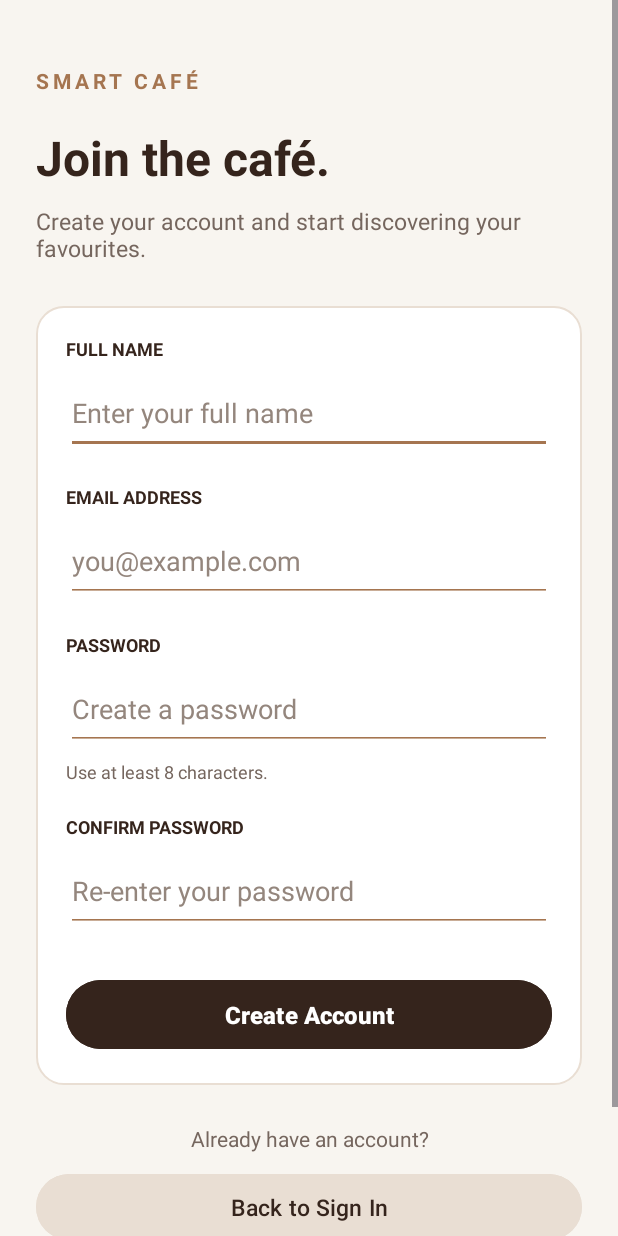
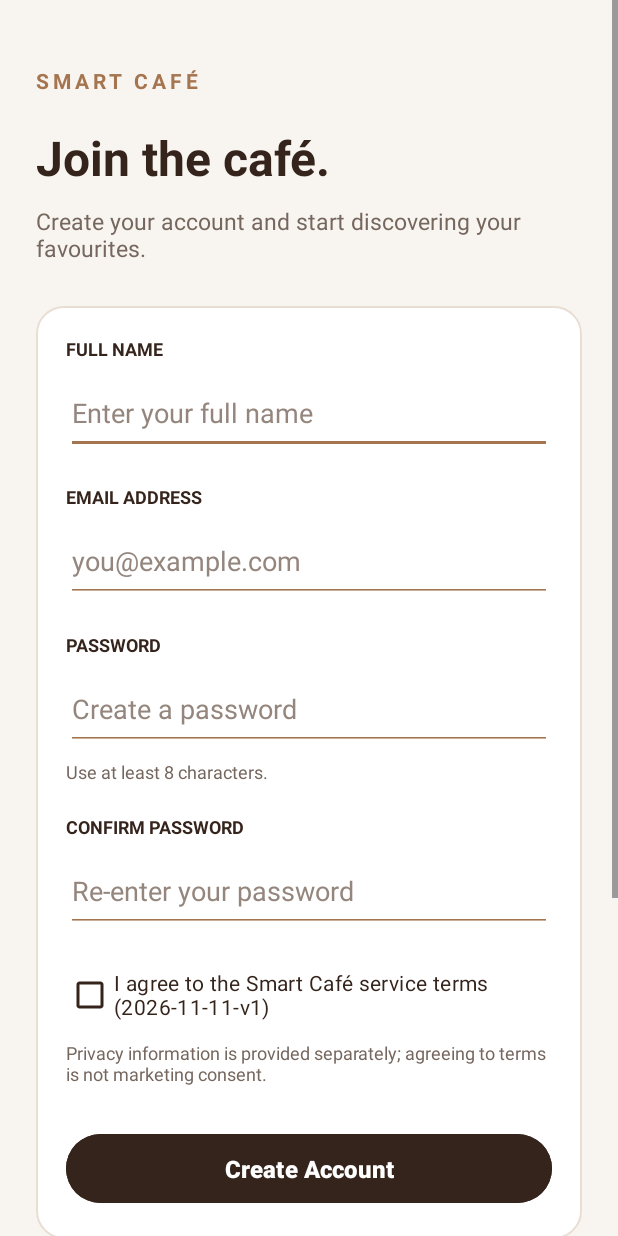
Before and after one commit to ShayMD32/SmartCafeCustomer, an Android app: the RegisterActivity screen opened directly, with no data from a screen before it, on a phone screen of 412 x 824 dp. Run offline under Robolectric (Android 15) with nearby library versions, the phone set to English and light mode, and no system bars; our stand-ins replace Firebase (no records; nobody signed in at launch, a user with empty details on screens opened directly).

Commit message:
feat: integrate privacy notice and terms acceptance

```diff
--- a/app/src/main/AndroidManifest.xml
+++ b/app/src/main/AndroidManifest.xml
@@ -45,6 +45,10 @@
             android:name=".FeedbackActivity"
             android:exported="false"
             android:windowSoftInputMode="adjustResize" />
+        <activity
+            android:name=".PolicyActivity"
+            android:exported="false" />
+
     </application>
 
 </manifest>
--- a/app/src/main/res/layout/activity_register.xml
+++ b/app/src/main/res/layout/activity_register.xml
@@ -145,6 +145,24 @@
                 android:textColor="#35241C"
                 android:textColorHint="#94867D"/>
 
+            <CheckBox
+                android:id="@+id/checkAgreeTerms"
+                android:layout_width="match_parent"
+                android:layout_height="wrap_content"
+                android:layout_marginTop="18dp"
+                android:buttonTint="#35241C"
+                android:text="I agree to the Smart Café service terms (2026-11-11-v1)"
+                android:textColor="#35241C"
+                android:textSize="14sp" />
+
+            <TextView
+                android:layout_width="match_parent"
+                android:layout_height="wrap_content"
+                android:layout_marginTop="6dp"
+                android:text="Privacy information is provided separately; agreeing to terms is not marketing consent."
+                android:textColor="#75665E"
+                android:textSize="12sp" />
+
             <Button
                 android:id="@+id/buttonCreateAccount"
                 android:layout_width="match_parent"
@@ -192,5 +210,25 @@
             android:textStyle="bold"
             android:letterSpacing="0.12"/>
 
+
+        <Button
+            android:id="@+id/buttonTerms"
+            android:layout_width="match_parent"
+            android:layout_height="48dp"
+            android:layout_marginTop="12dp"
+            android:backgroundTint="#E9DED3"
+            android:text="Terms &amp; Conditions"
+            android:textAllCaps="false"
+            android:textColor="#35241C" />
+        <Button
+            android:id="@+id/buttonPrivacy"
+            android:layout_width="match_parent"
+            android:layout_height="48dp"
+            android:layout_marginTop="4dp"
+            android:backgroundTint="#E9DED3"
+            android:text="Privacy Notice"
+            android:textAllCaps="false"
+            android:textColor="#35241C" />
+
     </LinearLayout>
 </ScrollView>
```
Also changed, not shown: app/src/main/java/com/example/smartcafecustomer/DashboardActivity.kt (+14 -0 lines), app/src/main/java/com/example/smartcafecustomer/MainActivity.kt (+14 -0 lines), app/src/main/java/com/example/smartcafecustomer/RegisterActivity.kt (+29 -0 lines), app/src/main/res/layout/activity_dashboard.xml (+20 -0 lines), app/src/main/res/layout/activity_main.xml (+20 -0 lines).
